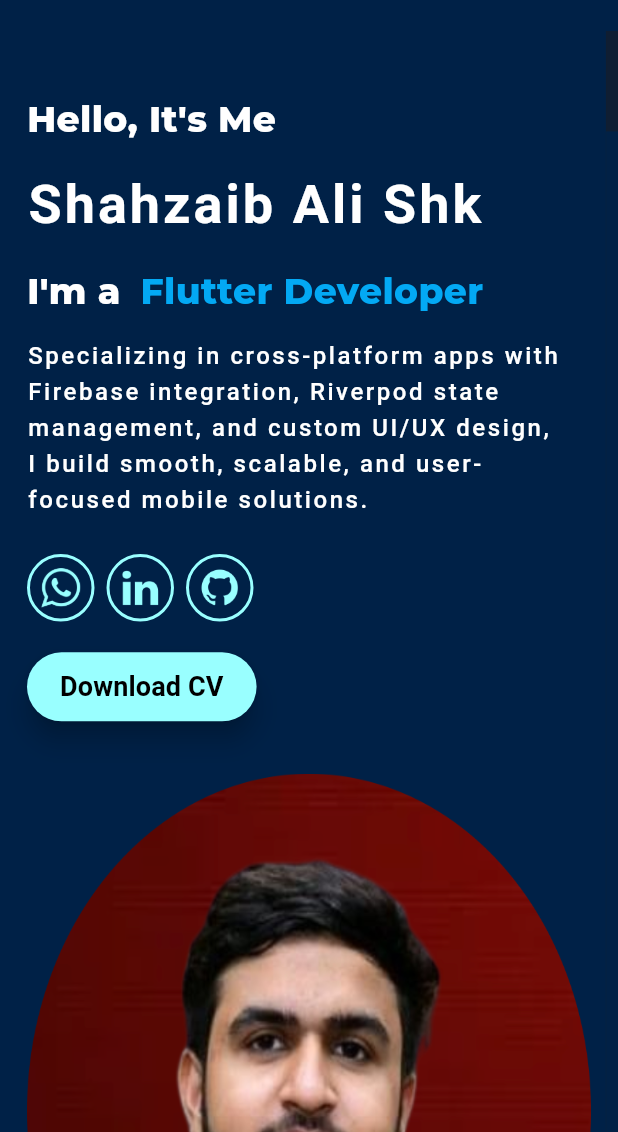
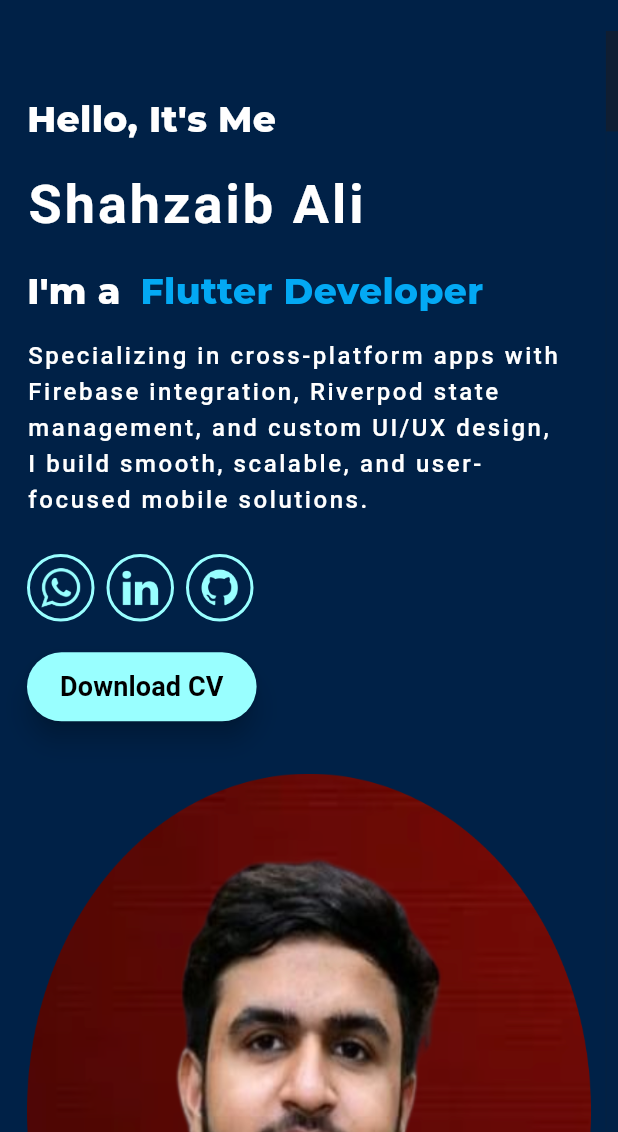
Before and after one commit to Shahzaibshk/my-personal-portfolio, a Flutter app: the screen it shows after launch, on a phone screen of 412 x 824 dp, the part 104-1236 px from its top. Run offline on Flutter 3.47's test engine with Material 3 defaults, Android fonts, the phone set to English and light mode, and no system bars; drawn by our look-alikes of animated_text_kit, scrollable_positioned_list; our stand-ins replace animate_do, google_fonts; missing offline and left inert: dart:html, dart:js.

Commit message:
UI-fixes
UI-fixes

Co-Authored-By: ihassanmughal <197723466+ihassanmughal@users.noreply.github.com>

```diff
--- a/lib/views/contact_us.dart
+++ b/lib/views/contact_us.dart
@@ -220,13 +220,12 @@ class ContactUs extends StatelessWidget {
         Constants.sizedBox(height: 40.0),
         AppButtons.buildMaterialButton(
           buttonName: 'Send Message',
-// In your onTap:
           onTap: () {
             final subject = subjectController.text.trim().isEmpty
                 ? 'New Contact Form Submission'
                 : subjectController.text.trim();
 
-            final body = messageController.text; // or build a full message
+            final body = messageController.text;
 
             final url = _mailtoUrl(
               to: 'ishahzaibali1472@gmail.com',
--- a/lib/views/home_page.dart
+++ b/lib/views/home_page.dart
@@ -97,7 +97,7 @@ class _HomePageState extends State<HomePage> {
         FadeInRight(
           duration: const Duration(milliseconds: 1400),
           child: Text(
-            'Shahzaib Ali Shk',
+            'Shahzaib Ali',
             style: AppTextStyles.headingStyles(),
           ),
         ),
```
Also changed, not shown: 1 other file.
